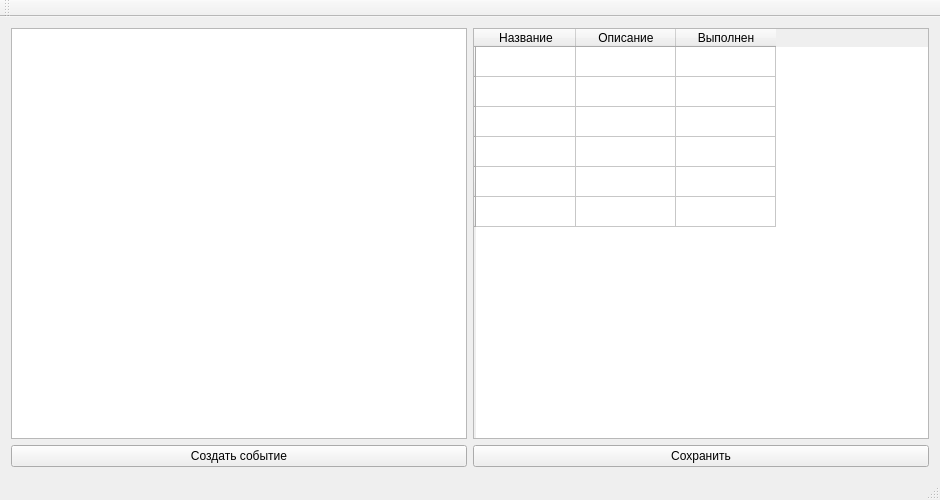
First picture: the form in src/mainwindow.ui, repository AngelinaKalyaeva/gui_1h2020-fitness, before the edit.
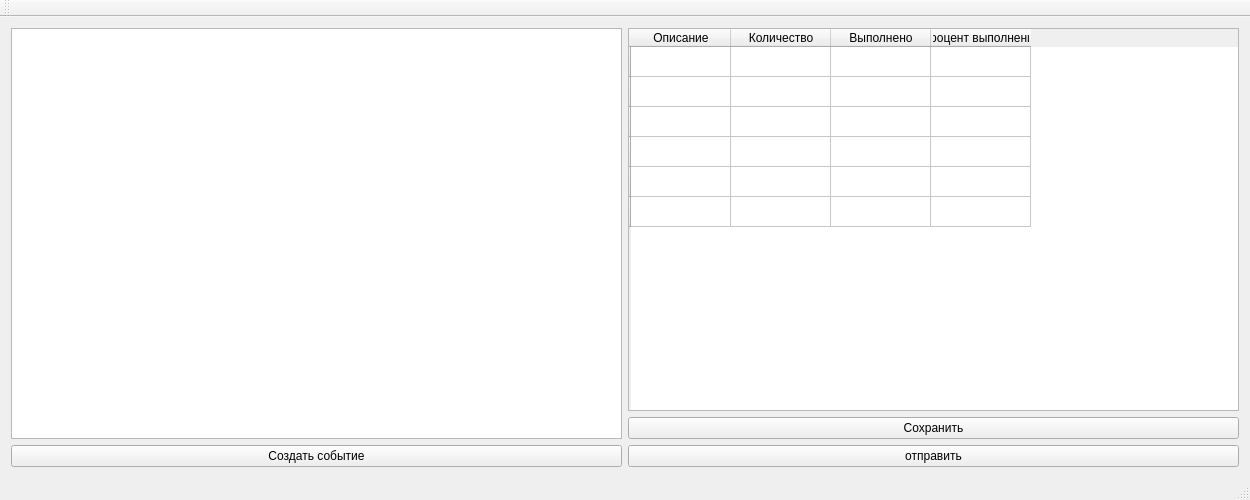
Second picture: the form after the edit.

```diff
--- a/src/mainwindow.ui
+++ b/src/mainwindow.ui
@@ -6,7 +6,7 @@
    <rect>
     <x>0</x>
     <y>0</y>
-    <width>940</width>
+    <width>1250</width>
     <height>500</height>
    </rect>
   </property>
@@ -81,11 +81,6 @@
           <string/>
          </property>
         </row>
-        <column>
-         <property name="text">
-          <string>Название</string>
-         </property>
-        </column>
         <column>
          <property name="text">
           <string>Описание</string>
@@ -93,7 +88,17 @@
         </column>
         <column>
          <property name="text">
-          <string>Выполнен</string>
+          <string>Количество</string>
+         </property>
+        </column>
+        <column>
+         <property name="text">
+          <string>Выполнено</string>
+         </property>
+        </column>
+        <column>
+         <property name="text">
+          <string>Процент выполнения</string>
          </property>
         </column>
        </widget>
@@ -105,6 +110,13 @@
         </property>
        </widget>
       </item>
+      <item>
+       <widget class="QPushButton" name="pushButton_3">
+        <property name="text">
+         <string>отправить</string>
+        </property>
+       </widget>
+      </item>
      </layout>
     </item>
    </layout>
```
Left out of the diff: 2 changed lines with no effect on the pictures.
